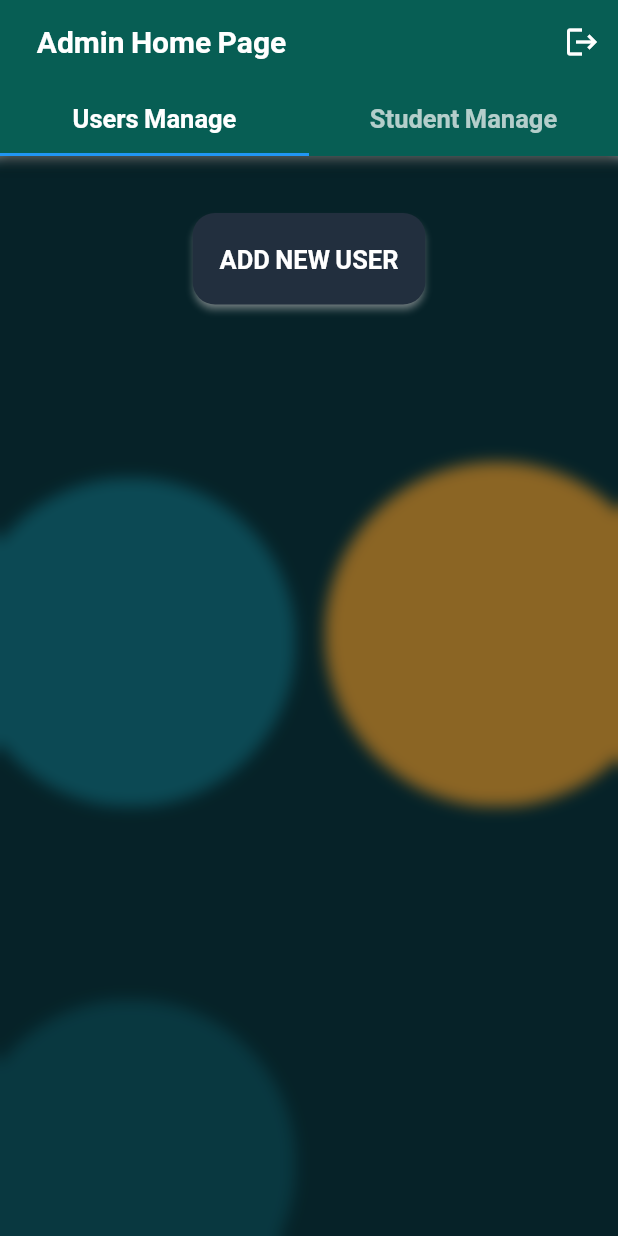
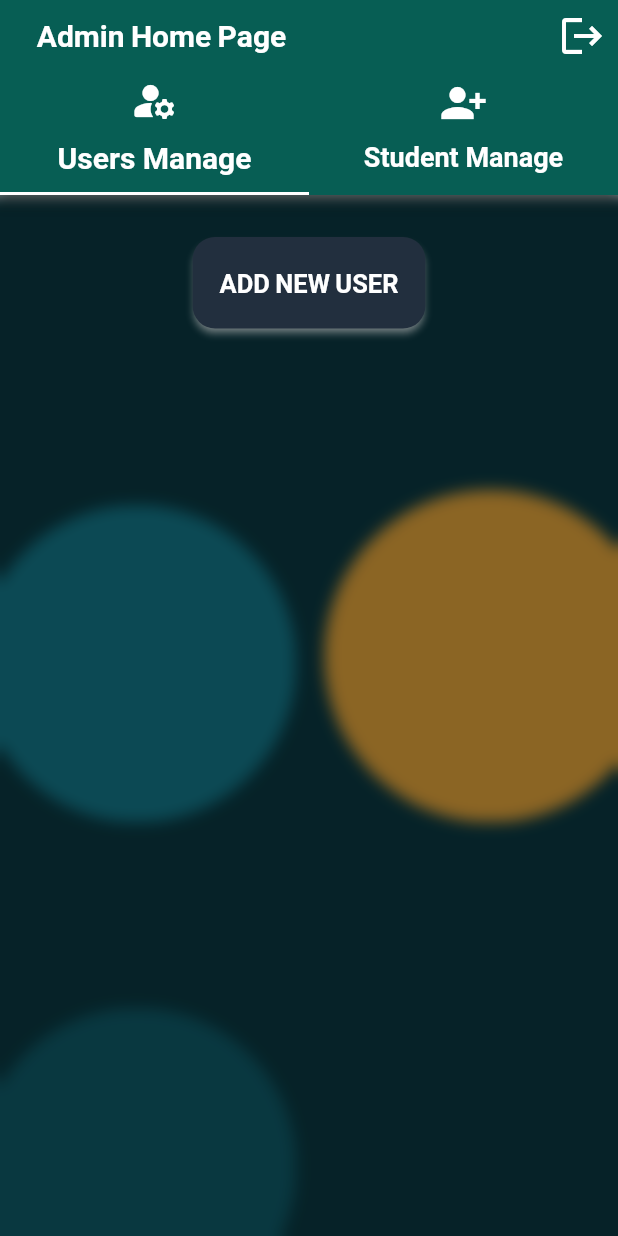
Before and after one commit to sumathipala-hes/training-ramp-up, a Flutter app: the AdminHomePageView screen opened directly, on a phone screen of 412 x 824 dp. Run offline on Flutter 3.47's test engine with Material 2 defaults, Android fonts, the phone set to English and light mode, and no system bars; our stand-ins replace firebase_core, firebase_messaging, flutter_bloc, fluttertoast, google_fonts, jwt_decoder and 2 more; missing offline and left inert: encrypt; accounts and stored records are empty; network calls fail; Roboto replaces fonts that are missing (Ubuntu).

Commit message:
Refactored code and bug fixeds

```diff
--- a/back_end/package.json
+++ b/back_end/package.json
@@ -4,7 +4,7 @@
   "description": "Node js backend with express+typescript.",
   "main": "index.js",
   "scripts": {
-    "test": "jest",
+    "test": "jest --watchAll --detectOpenHandles",
     "test:watch": "jest --watch",
     "test:coverage": "jest --coverage",
     "start": "nodemon src/app.ts",
--- a/front_end/lib/ui/admin_home_page/admin_home_page_view.dart
+++ b/front_end/lib/ui/admin_home_page/admin_home_page_view.dart
@@ -92,7 +92,7 @@ class AdminHomePageView extends StatelessWidget {
           child: Column(
             crossAxisAlignment: CrossAxisAlignment.center,
             children: [
-              const SizedBox(height: 30),
+              const SizedBox(height: 20),
               ElevatedButton(
                 style: popButton,
                 onPressed: () {
@@ -106,7 +106,7 @@ class AdminHomePageView extends StatelessWidget {
                   style: textButton,
                 ),
               ),
-              const SizedBox(height: 30),
+              const SizedBox(height: 20),
               Expanded(
                 child: SingleChildScrollView(
                   child: BlocBuilder<AdminHomePageBloc, AdminHomePageState>(
@@ -156,7 +156,7 @@ class AdminHomePageView extends StatelessWidget {
           child: Column(
             crossAxisAlignment: CrossAxisAlignment.center,
             children: [
-              const SizedBox(height: 30),
+              const SizedBox(height: 20),
               ElevatedButton(
                 style: popButton,
                 onPressed: () {
@@ -170,7 +170,7 @@ class AdminHomePageView extends StatelessWidget {
                   style: textButton,
                 ),
               ),
-              const SizedBox(height: 30),
+              const SizedBox(height: 20),
               Expanded(
                 child: SingleChildScrollView(
                   child: BlocBuilder<AdminHomePageBloc, AdminHomePageState>(
@@ -216,7 +216,7 @@ class AdminHomePageView extends StatelessWidget {
                     MaterialPageRoute(
                         builder: (context) => const SignInPageView()));
               },
-              icon: const Icon(Icons.logout),
+              icon: const Icon(Icons.logout, color: Colors.white, size: 32),
             ),
           ],
           title: Text(
@@ -226,13 +226,36 @@ class AdminHomePageView extends StatelessWidget {
               fontFamily: GoogleFonts.ubuntu().fontFamily,
             ),
           ),
-          bottom: TabBar(
-            labelStyle: textButton,
-            tabs: const [
+          bottom: const TabBar(
+            labelStyle: TextStyle(
+              color: Colors.white,
+              fontSize: 20,
+              fontWeight: FontWeight.bold,
+            ),
+            unselectedLabelStyle: TextStyle(
+              color: Colors.white,
+              fontSize: 18,
+              fontWeight: FontWeight.w700,
+            ),
+            indicatorColor: Colors.white,
+            labelColor: Colors.white,
+            labelPadding: EdgeInsets.only(bottom: 8),
+            tabs: [
               Tab(
                 text: "Users Manage",
+                icon: Icon(
+                  Icons.manage_accounts_rounded,
+                  color: Colors.white,
+                  size: 32,
+                ),
               ),
-              Tab(text: "Student Manage"),
+              Tab(
+                  text: "Student Manage",
+                  icon: Icon(
+                    Icons.person_add_alt_1_sharp,
+                    color: Colors.white,
+                    size: 32,
+                  )),
             ],
           ),
         ),
--- a/front_end/lib/util/db_util.dart
+++ b/front_end/lib/util/db_util.dart
@@ -1 +1 @@
-const String baseUrl = 'http://192.168.111.142:4000/api/v1';
+const String baseUrl = 'http://192.168.192.142:4000/api/v1';
--- a/front_end/lib/util/encrypted_decrypted_util.dart
+++ b/front_end/lib/util/encrypted_decrypted_util.dart
@@ -2,9 +2,11 @@ import 'dart:convert';
 
 import 'package:encrypt/encrypt.dart' as encrypt;
 
+const _encryption = 'abcdEbGhIjKlMnOpQrStUwvWxYz12345';
+
 String encryptPassword(String password) {
   final plainText = password;
-  final key = encrypt.Key.fromUtf8('abcdEbGhIjKlMnOpQrStUwvWxYz12345');
+  final key = encrypt.Key.fromUtf8(_encryption);
   final iv = encrypt.IV.fromLength(16);
 
   final encrypter = encrypt.Encrypter(encrypt.AES(key));
@@ -14,7 +16,7 @@ String encryptPassword(String password) {
 }
 
 String decryptPassword(String password) {
-  final key = encrypt.Key.fromUtf8('abcdEbGhIjKlMnOpQrStUwvWxYz12345');
+  final key = encrypt.Key.fromUtf8(_encryption);
   final iv = encrypt.IV.fromLength(16);
 
   final encrypter = encrypt.Encrypter(encrypt.AES(key));
```
Also changed, not shown: 3 other files.
